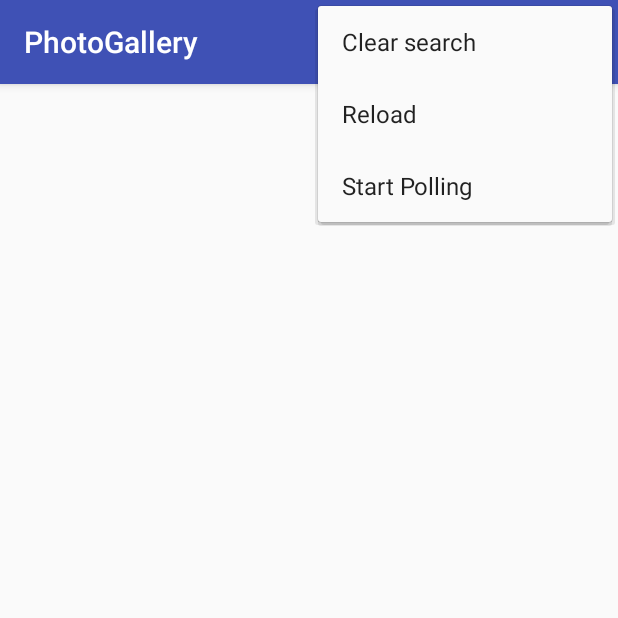
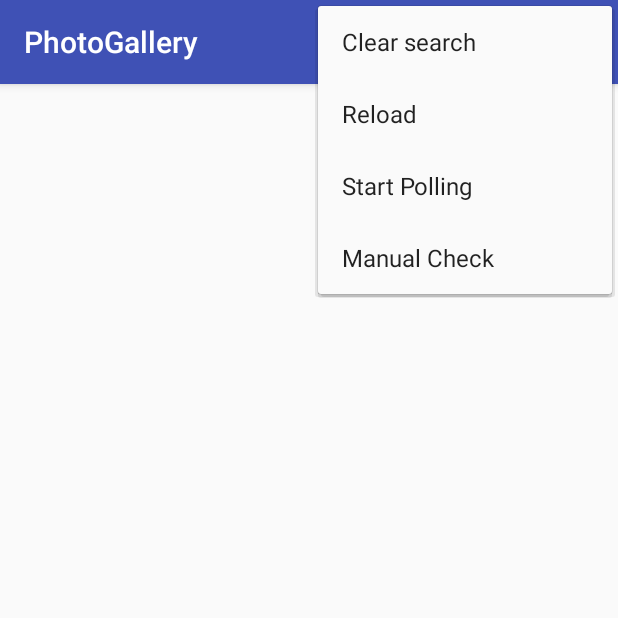
Before and after one commit to outnotin/PhotoGallery, an Android app: the screen it shows after launch (PhotoGalleryActivity), with the options menu open, on a phone screen of 412 x 824 dp, the top half of it. Run offline under Robolectric (Android 15) with nearby library versions, the phone set to English and light mode, and no system bars; network calls fail.

Commit message:
before merge

```diff
--- a/app/src/main/java/com/augmentis/ayp/photogallery/PhotoGalleryFragment.java
+++ b/app/src/main/java/com/augmentis/ayp/photogallery/PhotoGalleryFragment.java
@@ -184,6 +184,10 @@ public class PhotoGalleryFragment extends Fragment {
                 mSearchKey = null;
                 loadPhoto();
                 return true;
+            case R.id.mnu_manual_check:
+                Intent pollIntent = PollService.newIntent(getActivity());
+                getActivity().startService(pollIntent);
+                return true;
         }
         return super.onOptionsItemSelected(item);
     }
--- a/app/src/main/java/com/augmentis/ayp/photogallery/PhotoGalleryPreference.java
+++ b/app/src/main/java/com/augmentis/ayp/photogallery/PhotoGalleryPreference.java
@@ -9,12 +9,16 @@ import android.preference.PreferenceManager;
  */
 public class PhotoGalleryPreference {
     private static final String TAG = "PhotoGalleryPreference";
-    private static final String PREF_SEARCH_KEY = "PhotoGalleryPreference";
-    private static final String PREF_LAST_ID = "PREF_LAST_ID";
+    protected static final String PREF_SEARCH_KEY = "PhotoGalleryPreference";
+    protected static final String PREF_LAST_ID = "PREF_LAST_ID";
+
+    public static SharedPreferences mySharedPref(Context context){
+        return PreferenceManager.getDefaultSharedPreferences(context);
+    }
 
     public static String getStoredSearchKey(Context context){
-        SharedPreferences pref = PreferenceManager.getDefaultSharedPreferences(context);
-        return pref.getString("SEARCH_KEY", null);
+//        SharedPreferences pref = PreferenceManager.getDefaultSharedPreferences(context);
+        return mySharedPref(context).getString(PREF_SEARCH_KEY, null);
     }
 
     public static void setStoredSearchKey(Context context, String key){
@@ -25,8 +29,8 @@ public class PhotoGalleryPreference {
     }
 
     public static String getStoredLastId(Context context){
-        SharedPreferences pref = PreferenceManager.getDefaultSharedPreferences(context);
-        return pref.getString(PREF_LAST_ID, null);
+//        SharedPreferences pref = PreferenceManager.getDefaultSharedPreferences(context);
+        return mySharedPref(context).getString(PREF_LAST_ID, null);
     }
 
     public static void setStoredLastId(Context context, String lastId){
--- a/app/src/main/java/com/augmentis/ayp/photogallery/PollService.java
+++ b/app/src/main/java/com/augmentis/ayp/photogallery/PollService.java
@@ -105,7 +105,9 @@ public class PollService extends IntentService {
             Notification notification = notiBuilder.build(); // build notification from builder
 
             NotificationManagerCompat nm = NotificationManagerCompat.from(this); //get notificationmanager from context
+//            nm.notify(newestId.hashCode(), notification);//call notification
             nm.notify(0, notification);//call notification
+//            nm.notify(Long.valueOf(newestId).intValue(), notification);
         }
 
         PhotoGalleryPreference.setStoredLastId(this, newestId);
--- a/app/src/main/res/menu/menu_main.xml
+++ b/app/src/main/res/menu/menu_main.xml
@@ -22,4 +22,8 @@
         app:showAsAction="never"
         android:title="@string/start_polling"/>
 
+    <item android:id="@+id/mnu_manual_check"
+        android:title="@string/manual_check"
+        app:showAsAction="never"/>
+
 </menu>
--- a/app/src/main/res/values/strings.xml
+++ b/app/src/main/res/values/strings.xml
@@ -9,4 +9,5 @@
     <string name="new_picture">New picture arriving</string>
     <string name="new_picture_title">New Picture title</string>
     <string name="new_picture_content">New picture content</string>
+    <string name="manual_check">Manual Check</string>
 </resources>
```
